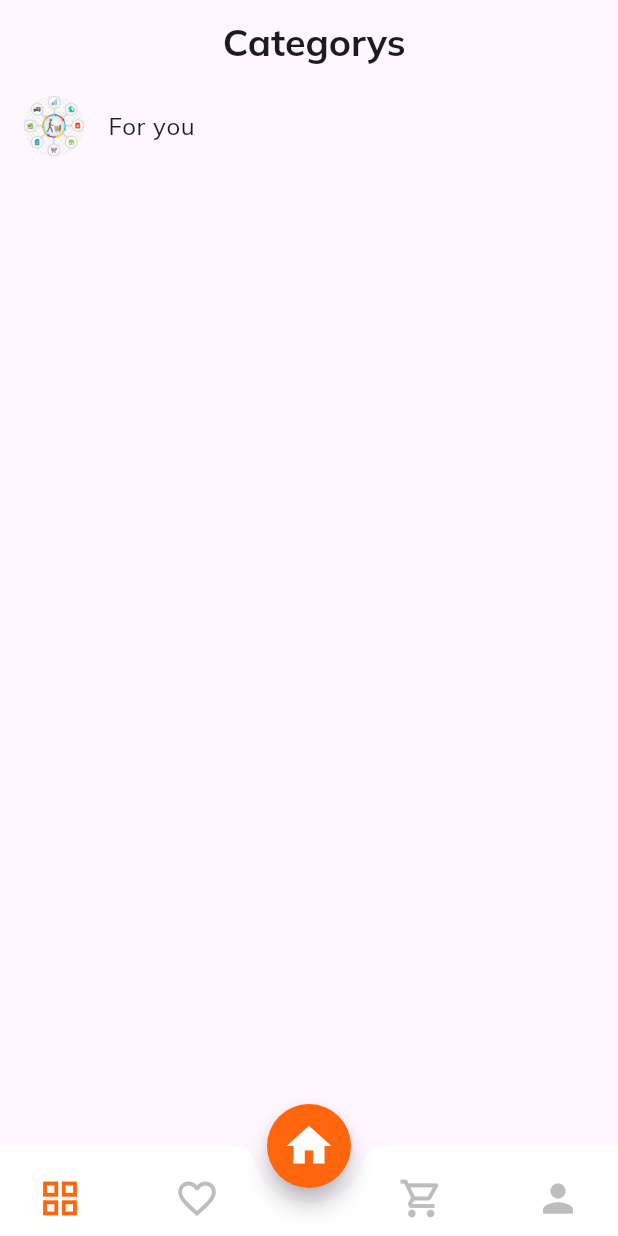
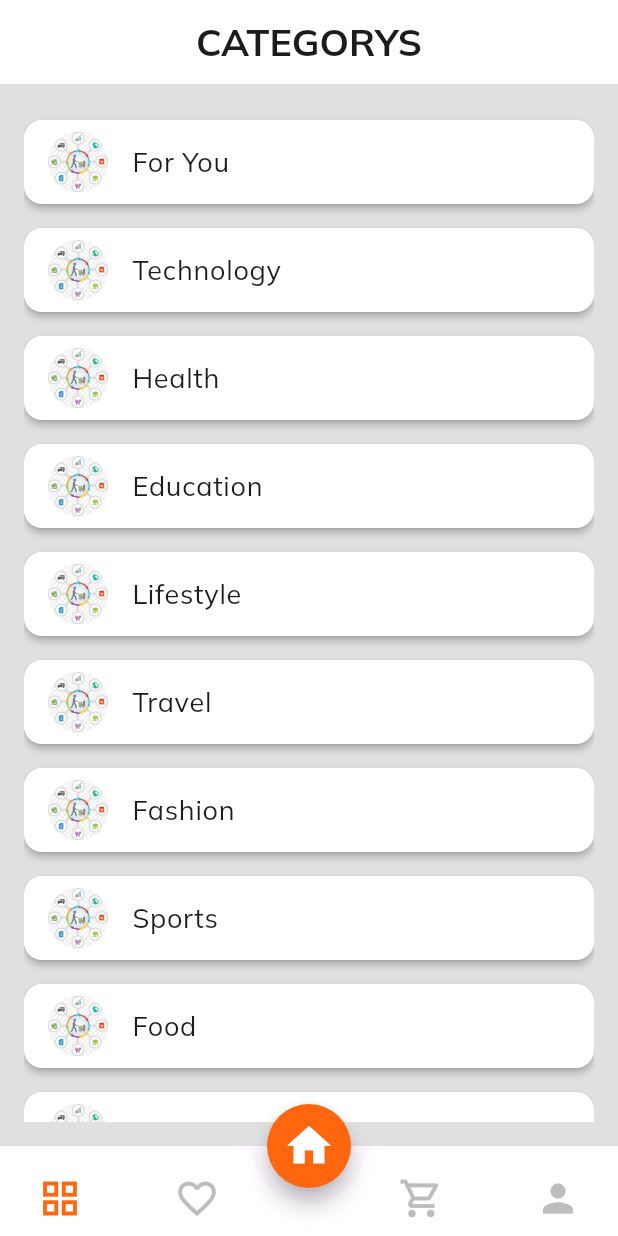
Before and after one commit to rony-saji/ecommerce-provider, a Flutter app: the screen it shows after launch, scrolled down 576 dp, after a tap on the "favorite outline" icon, after a tap on the "grid view" icon, on a phone screen of 412 x 824 dp. Run offline on Flutter 3.47's test engine with Material 3 defaults, Android fonts, the phone set to English and light mode, and no system bars; our stand-ins replace google_fonts.

Commit message:
second commit

```diff
--- a/ecommerce_app/lib/screens/cart/cart_screen.dart
+++ b/ecommerce_app/lib/screens/cart/cart_screen.dart
@@ -53,7 +53,7 @@ class _CartScreenState extends State<CartScreen> {
                   ),
                 ),
                 const Text(
-                  "My Cart",
+                  "MY CART",
                   style: TextStyle(
                     fontWeight: FontWeight.bold,
                     fontSize: 25,
@@ -131,6 +131,9 @@ class _CartScreenState extends State<CartScreen> {
                       right: 35,
                       child: Column(
                         children: [
+                          const SizedBox(
+                            width: 10,
+                          ),
                           IconButton(
                             onPressed: () {
                               finalList.removeAt(index);
--- a/ecommerce_app/lib/screens/cart/chect_out.dart
+++ b/ecommerce_app/lib/screens/cart/chect_out.dart
@@ -33,7 +33,7 @@ class CheckOutBox extends StatelessWidget {
               ),
               filled: true,
               fillColor: kcontentColor,
-              hintText: "Enter Discoutn Code",
+              hintText: "Enter Discount Code",
               hintStyle: const TextStyle(
                 color: Colors.grey,
                 fontWeight: FontWeight.w600,
@@ -57,7 +57,7 @@ class CheckOutBox extends StatelessWidget {
             mainAxisAlignment: MainAxisAlignment.spaceBetween,
             children: [
               const Text(
-                "SbuTotal",
+                "Sub Total",
                 style: TextStyle(
                   fontWeight: FontWeight.bold,
                   color: Colors.grey,
--- a/ecommerce_app/lib/screens/detail/detail_screen.dart
+++ b/ecommerce_app/lib/screens/detail/detail_screen.dart
@@ -63,7 +63,7 @@ class _DetailScreenState extends State<DetailScreen> {
                 ),
               ),
             ),
-            const SizedBox(height: 20),
+            const SizedBox(height: 25),
             Container(
               width: double.infinity,
               decoration: const BoxDecoration(
--- a/ecommerce_app/lib/screens/detail/widget/addto_cart.dart
+++ b/ecommerce_app/lib/screens/detail/widget/addto_cart.dart
@@ -34,7 +34,7 @@ class _AddToCartState extends State<AddToCart> {
               height: 40,
               decoration: BoxDecoration(
                 borderRadius: BorderRadius.circular(20),
-                border: Border.all(color: Colors.black, width: 2),
+                border: Border.all(color: Colors.grey, width: 2),
               ),
               child: Row(
                 children: [
@@ -76,6 +76,9 @@ class _AddToCartState extends State<AddToCart> {
                 ],
               ),
             ),
+            SizedBox(
+              width: 10,
+            ),
             GestureDetector(
               onTap: () {
                 provider.tooglefavorite(widget.product);
--- a/ecommerce_app/lib/screens/detail/widget/items_detais.dart
+++ b/ecommerce_app/lib/screens/detail/widget/items_detais.dart
@@ -8,7 +8,9 @@ class ItemsDetails extends StatelessWidget {
 
   @override
   Widget build(BuildContext context) {
-    return Column(
+    return Padding(
+      padding: const EdgeInsets.all(16.0), // Add padding here
+      child: Column(
         crossAxisAlignment: CrossAxisAlignment.start,
         children: [
           Text(
@@ -31,7 +33,6 @@ class ItemsDetails extends StatelessWidget {
                     ),
                   ),
                   const SizedBox(height: 10),
-
                   Row(
                     children: [
                       Container(
@@ -95,6 +96,7 @@ class ItemsDetails extends StatelessWidget {
             ],
           )
         ],
+      ),
     );
   }
 }
--- a/ecommerce_app/lib/screens/favorite/favorite.dart
+++ b/ecommerce_app/lib/screens/favorite/favorite.dart
@@ -19,7 +19,7 @@ class _FavoriteState extends State<Favorite> {
       appBar: AppBar(
         backgroundColor: kcontentColor,
         title: const Text(
-          "Favorite",
+          "WISHLIST",
           style: TextStyle(fontWeight: FontWeight.bold),
         ),
         centerTitle: true,
--- a/ecommerce_app/lib/screens/home/home_screen.dart
+++ b/ecommerce_app/lib/screens/home/home_screen.dart
@@ -86,8 +86,8 @@ class _HomeScreenState extends State<HomeScreen> {
                 gridDelegate: const SliverGridDelegateWithFixedCrossAxisCount(
                     crossAxisCount: 2,
                     childAspectRatio: 0.75,
-                    crossAxisSpacing: 20,
-                    mainAxisSpacing: 20),
+                    crossAxisSpacing: 30,
+                    mainAxisSpacing: 30),
                 itemCount: selectcategories[selectedIndex].length,
                 itemBuilder: (context, index) {
                   return ProductCard(
--- a/ecommerce_app/lib/screens/home/widget/home_app_bar.dart
+++ b/ecommerce_app/lib/screens/home/widget/home_app_bar.dart
@@ -1,4 +1,4 @@
-import 'package:ecommerce_app/constants.dart';
+
 import 'package:flutter/material.dart';
 
 class CustomAppBar extends StatelessWidget {
@@ -13,22 +13,23 @@ class CustomAppBar extends StatelessWidget {
       children: [
         IconButton(
           style: IconButton.styleFrom(
-            backgroundColor: kcontentColor,
+            backgroundColor: Colors.white,
             padding: const EdgeInsets.all(15),
           ),
           onPressed: () {},
           icon: Image.asset(
-            "images/icon.png",
-            height: 20,
+            "images/all/freepic.jpg",height: 45, width: 45 ,
+
+
           ),
         ),
         IconButton(
           style: IconButton.styleFrom(
-            backgroundColor: kcontentColor,
+            backgroundColor: Colors.white,
             padding: const EdgeInsets.all(15),
           ),
           onPressed: () {},
-          iconSize: 30,
+
           icon: const Icon(Icons.notifications_outlined),
         ),
       ],
--- a/ecommerce_app/lib/screens/home/widget/search_bar.dart
+++ b/ecommerce_app/lib/screens/home/widget/search_bar.dart
@@ -34,13 +34,7 @@ class MySearchBAR extends StatelessWidget {
             width: 1.5,
             color: Colors.grey,
           ),
-          IconButton(
-            onPressed: () {},
-            icon: const Icon(
-              Icons.tune,
-              color: Colors.grey,
-            ),
-          ),
+
         ],
       ),
     );
--- a/ecommerce_app/lib/screens/nav_bar_screen.dart
+++ b/ecommerce_app/lib/screens/nav_bar_screen.dart
@@ -13,39 +13,89 @@ class BottomNavBar extends StatefulWidget {
 }
 
 class _BottomNavBarState extends State<BottomNavBar> {
-  int cuttentIndex = 2;
-    List screens = [
-    Scaffold(
-      appBar: AppBar(
-        title:  const Text(" Categorys",style: TextStyle(fontSize: 25,fontWeight: FontWeight.bold),),centerTitle: true,
+  int currentIndex = 2;
 
+  // Categories for the Categories screen
+  final List<String> categories = [
+    'For You',
+    'Technology',
+    'Health',
+    'Education',
+    'Lifestyle',
+    'Travel',
+    'Fashion',
+    'Sports',
+    'Food',
+    'Music',
+    'Toys',
+    'Books',
+    'Art',
+    'Business',
+    'Finance',
+    'Real Estate',
+    'Automotive',
+    'Pets',
+    'Gardening',
+  ];
+
+  List<Widget> screens = [];
+
+  @override
+  void initState() {
+    super.initState();
+
+    // Initializing screens
+    screens = [
+      // Categories Screen
+      Scaffold(
+        appBar: AppBar(
+          backgroundColor: Colors.white,
+          title: const Text(
+            "CATEGORYS",
+            style: TextStyle(fontSize: 25, fontWeight: FontWeight.bold),
+          ),
+          centerTitle: true,
+        ),
+        body: Container(
+          color: Colors.grey[300], // Background color
+          child: Padding(
+            padding: const EdgeInsets.all(16.0), // Padding around the content
+            child: ListView.builder(
+              itemCount: categories.length,
+              itemBuilder: (context, index) {
+                return Card(
+                  color: Colors.white,
+                  margin: const EdgeInsets.symmetric(vertical: 8.0),
+                  elevation: 2,
+                  child: ListTile(
+                    leading: const CircleAvatar(
+                      backgroundImage: AssetImage("images/category.jpg"),
+                    ),
+                    title: Text(
+                      categories[index],
+                      style: const TextStyle(fontSize: 18),
+                    ),
+                  ),
+                );
+              },
+            ),
+          ),
+        ),
       ),
-      body: const ListTile(
-        leading: CircleAvatar(backgroundImage: AssetImage("images/category.jpg"),),
-        title: Text("For you"),
+      const Favorite(), // Replace with your Favorite screen
+      const HomeScreen(), // Replace with your Home screen
+      const CartScreen(), // Replace with your Cart screen
+      const Profile(), // Replace with your Profile screen
+    ];
+  }
 
-
-
-      ),
-
-
-
-
-
-    ),
-    const Favorite(),
-    const HomeScreen(),
-    const CartScreen(),
-    const Profile(),
-  ];
   @override
   Widget build(BuildContext context) {
     return Scaffold(
       floatingActionButton: FloatingActionButton(
         onPressed: () {
           setState(() {
-            cuttentIndex = 2;
-
+            currentIndex = 2; // Set to Home Screen
           });
         },
         shape: const CircleBorder(),
@@ -71,25 +121,25 @@ class _BottomNavBarState extends State<BottomNavBar> {
             IconButton(
               onPressed: () {
                 setState(() {
-                  cuttentIndex = 0;
+                  currentIndex = 0; // Set to Categories screen
                 });
               },
               icon: Icon(
                 Icons.grid_view_outlined,
                 size: 30,
-                color: cuttentIndex == 0 ? kprimaryColor : Colors.grey.shade400,
+                color: currentIndex == 0 ? kprimaryColor : Colors.grey.shade400,
               ),
             ),
             IconButton(
               onPressed: () {
                 setState(() {
-                  cuttentIndex = 1;
+                  currentIndex = 1; // Set to Favorites screen
                 });
               },
               icon: Icon(
                 Icons.favorite_border,
                 size: 30,
-                color: cuttentIndex == 1 ? kprimaryColor : Colors.grey.shade400,
+                color: currentIndex == 1 ? kprimaryColor : Colors.grey.shade400,
               ),
             ),
             const SizedBox(
@@ -98,31 +148,31 @@ class _BottomNavBarState extends State<BottomNavBar> {
             IconButton(
               onPressed: () {
                 setState(() {
-                  cuttentIndex = 3;
+                  currentIndex = 3; // Set to Cart screen
                 });
               },
               icon: Icon(
                 Icons.shopping_cart_outlined,
                 size: 30,
-                color: cuttentIndex == 3 ? kprimaryColor : Colors.grey.shade400,
+                color: currentIndex == 3 ? kprimaryColor : Colors.grey.shade400,
               ),
             ),
             IconButton(
               onPressed: () {
                 setState(() {
-                  cuttentIndex = 4;
+                  currentIndex = 4; // Set to Profile screen
                 });
               },
               icon: Icon(
                 Icons.person,
                 size: 30,
-                color: cuttentIndex == 4 ? kprimaryColor : Colors.grey.shade400,
+                color: currentIndex == 4 ? kprimaryColor : Colors.grey.shade400,
               ),
             ),
           ],
         ),
       ),
-      body: screens[cuttentIndex],
+      body: screens[currentIndex],
     );
   }
 }
--- a/ecommerce_app/pubspec.yaml
+++ b/ecommerce_app/pubspec.yaml
@@ -29,6 +29,7 @@ flutter:
     - images/men fashion/
     - images/shoes/
     - images/women fashon/
+    - images/all/freepic.jpg
    #   - images/a_dot_ham.jpeg
 
   # An image asset can refer to one or more resolution-specific "variants", see
```
Also changed, not shown: ecommerce_app/images/all/freepic.jpg (added), 5 other files. Lines whose indentation alone changed are shown as unchanged.
